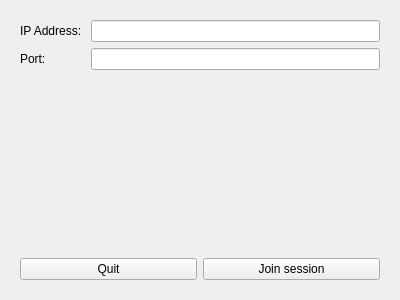
Before: the Qt Designer form src/voicechatcontroller.ui in willamm/CommAudio, drawn with Qt 5.
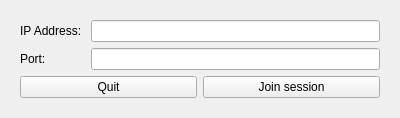
After: the same form once the commit is applied. The open tabs and pages were chosen to show the change.

The edit to the form file:
```diff
--- a/src/voicechatcontroller.ui
+++ b/src/voicechatcontroller.ui
@@ -7,7 +7,7 @@
     <x>0</x>
     <y>0</y>
     <width>400</width>
-    <height>300</height>
+    <height>115</height>
    </rect>
   </property>
   <property name="windowTitle">
```
Left out of the diff: 2 changed lines with no effect on the pictures.
